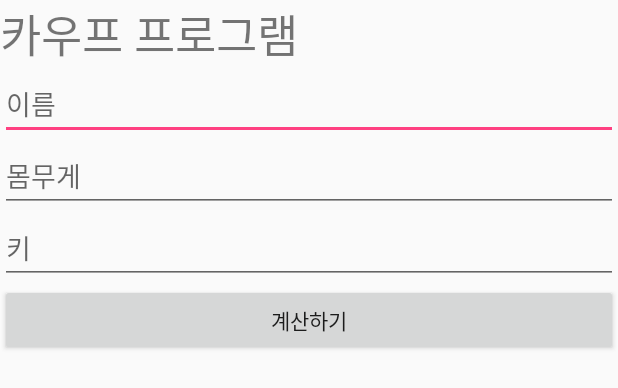
After one commit to nohseunghee/myApp2, an Android app: the layout activity_kaup.xml on its own in the app's theme, with its tools: preview values and no code run, on a phone screen of 412 x 824 dp. The commit adds this screen. Shown: the top 388 px of the screen. Run offline under Robolectric (Android 15) with nearby library versions, the phone set to English and light mode, and no system bars.

Commit message:
2016-06-04 작업테스트4

```diff
--- a/app/src/main/AndroidManifest.xml
+++ b/app/src/main/AndroidManifest.xml
@@ -9,7 +9,7 @@
         android:supportsRtl="true"
         android:theme="@style/AppTheme">
         <activity
-            android:name=".MainActivity"
+            android:name=".main.MainActivity"
             android:label="@string/app_name"
             android:theme="@style/AppTheme.NoActionBar">
             <intent-filter>
@@ -18,6 +18,10 @@
                 <category android:name="android.intent.category.LAUNCHER" />
             </intent-filter>
         </activity>
+        <activity
+            android:name=".Kaup.KaupActivity"
+            android:label="@string/title_activity_kaup"
+            android:theme="@style/AppTheme.NoActionBar"></activity>
     </application>
 
 </manifest>
--- a/app/src/main/java/com/hanbit/user/myapp2/testService.java
+++ b/app/src/main/java/com/hanbit/user/myapp2/Kaup/kaupService.java
@@ -1,12 +1,14 @@
-package com.hanbit.user.myapp2;
+package com.hanbit.user.myapp2.Kaup;
 
 /**
  * Created by USER on 2016-06-04.
  */
-public class testService {
+public class kaupService {
+    double weight, height;
     String result;
 
     public String  getKaup(double weight, double height){
+
         //공식 :: 몸무게를 키의 제곱으로 나눈후, 10000을 곱한 인덱스 값
         int idx = (int)(weight/(height * height)) * 10000;
 
--- /dev/null
+++ b/app/src/main/res/layout/activity_kaup.xml
@@ -0,0 +1,47 @@
+<?xml version="1.0" encoding="utf-8"?>
+<LinearLayout xmlns:android="http://schemas.android.com/apk/res/android"
+    android:layout_width="match_parent"
+    android:layout_height="match_parent"
+    android:orientation="vertical">
+
+
+    <TextView
+        android:layout_width="match_parent"
+        android:layout_height="wrap_content"
+        android:text="카우프 프로그램"
+        android:textSize="30dp"/>
+
+    <EditText
+        android:layout_width="match_parent"
+        android:layout_height="wrap_content"
+        android:id="@+id/name"
+        android:hint="이름"/>
+
+
+    <EditText
+        android:layout_width="match_parent"
+        android:layout_height="wrap_content"
+        android:id="@+id/weight"
+        android:hint="몸무게"
+        android:inputType="numberDecimal"/>
+
+    <EditText
+        android:layout_width="match_parent"
+        android:layout_height="wrap_content"
+        android:id="@+id/height"
+        android:hint="키"
+        android:inputType="numberDecimal"/>
+
+
+    <Button
+        android:layout_width="match_parent"
+        android:layout_height="wrap_content"
+        android:id="@+id/btnCalc"
+        android:text="계산하기"/>
+
+
+    <TextView
+        android:layout_width="match_parent"
+        android:layout_height="wrap_content"
+        android:id="@+id/resultCalc"/>
+</LinearLayout>
--- a/app/src/main/res/menu/menu_main.xml
+++ b/app/src/main/res/menu/menu_main.xml
@@ -1,7 +1,7 @@
 <menu xmlns:android="http://schemas.android.com/apk/res/android"
     xmlns:app="http://schemas.android.com/apk/res-auto"
     xmlns:tools="http://schemas.android.com/tools"
-    tools:context="com.hanbit.user.myapp2.MainActivity">
+    tools:context=".main.MainActivity">
     <item
         android:id="@+id/action_settings"
         android:orderInCategory="100"
--- a/app/src/main/res/values/strings.xml
+++ b/app/src/main/res/values/strings.xml
@@ -1,4 +1,5 @@
 <resources>
     <string name="app_name">MyApp2</string>
     <string name="action_settings">Settings</string>
+    <string name="title_activity_kaup">KaupActivity</string>
 </resources>
```
Also changed, not shown: app/src/main/java/com/hanbit/user/myapp2/Kaup/KaupActivity.java (renamed from app/src/main/java/com/hanbit/user/myapp2/MainActivity.java, +13 -11 lines), app/src/main/java/com/hanbit/user/myapp2/main/MainActivity.java (added, +28 -0 lines), app/src/main/res/layout/activity_main.xml (+0 -41 lines).
